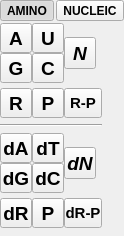
This is src/schrodinger/sketcher/ui/monomer_tool_widget.ui in KevKeating/sketcher as Qt 5 draws it before an edit. The edited form follows.
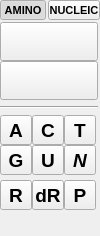
This is the edited form. The open tabs and pages were chosen to show the change. Custom widgets are drawn as their Qt base class.

Commit message: reworking the nucleic acid buttons based on the meeting over the summer - and trying to make things narrower

The edit to the form file:
```diff
--- a/src/schrodinger/sketcher/ui/monomer_tool_widget.ui
+++ b/src/schrodinger/sketcher/ui/monomer_tool_widget.ui
@@ -6,7 +6,7 @@
    <rect>
     <x>0</x>
     <y>0</y>
-    <width>123</width>
+    <width>100</width>
     <height>236</height>
    </rect>
   </property>
@@ -36,8 +36,21 @@
      </property>
      <item>
       <widget class="QToolButton" name="amino_monomer_btn">
+       <property name="sizePolicy">
+        <sizepolicy hsizetype="Minimum" vsizetype="Fixed">
+         <horstretch>0</horstretch>
+         <verstretch>0</verstretch>
+        </sizepolicy>
+       </property>
+       <property name="minimumSize">
+        <size>
+         <width>46</width>
+         <height>0</height>
+        </size>
+       </property>
        <property name="font">
         <font>
+         <pointsize>8</pointsize>
          <bold>true</bold>
         </font>
        </property>
@@ -57,8 +70,15 @@
      </item>
      <item>
       <widget class="QToolButton" name="nucleic_monomer_btn">
+       <property name="minimumSize">
+        <size>
+         <width>50</width>
+         <height>0</height>
+        </size>
+       </property>
        <property name="font">
         <font>
+         <pointsize>8</pointsize>
          <bold>true</bold>
         </font>
        </property>
@@ -97,8 +117,27 @@
        <property name="spacing">
         <number>0</number>
        </property>
-       <item row="1" column="0">
-        <widget class="QToolButton" name="rna_g_btn">
+       <item row="0" column="0" colspan="4">
+        <widget class="schrodinger::sketcher::ModularToolButton" name="na_rna_btn">
+         <property name="text">
+          <string/>
+         </property>
+         <property name="iconSize">
+          <size>
+           <width>90</width>
+           <height>32</height>
+          </size>
+         </property>
+         <property name="checkable">
+          <bool>true</bool>
+         </property>
+         <attribute name="buttonGroup">
+          <string notr="true">nucleic_monomer_group</string>
+         </attribute>
+        </widget>
+       </item>
+       <item row="4" column="0">
+        <widget class="QToolButton" name="na_g_btn">
          <property name="minimumSize">
           <size>
            <width>32</width>
@@ -134,7 +173,45 @@
          </attribute>
         </widget>
        </item>
-       <item row="0" column="1">
+       <item row="4" column="2">
+        <widget class="QToolButton" name="na_n_btn">
+         <property name="minimumSize">
+          <size>
+           <width>32</width>
+           <height>30</height>
+          </size>
+         </property>
+         <property name="maximumSize">
+          <size>
+           <width>32</width>
+           <height>32</height>
+          </size>
+         </property>
+         <property name="font">
+          <font>
+           <pointsize>14</pointsize>
+           <italic>true</italic>
+           <bold>true</bold>
+          </font>
+         </property>
+         <property name="text">
+          <string>N</string>
+         </property>
+         <property name="iconSize">
+          <size>
+           <width>30</width>
+           <height>32</height>
+          </size>
+         </property>
+         <property name="checkable">
+          <bool>true</bool>
+         </property>
+         <attribute name="buttonGroup">
+          <string notr="true">nucleic_monomer_group</string>
+         </attribute>
+        </widget>
+       </item>
+       <item row="4" column="1">
         <widget class="QToolButton" name="rna_u_btn">
          <property name="minimumSize">
           <size>
@@ -171,8 +248,8 @@
          </attribute>
         </widget>
        </item>
-       <item row="9" column="1">
-        <widget class="QToolButton" name="dna_p_btn">
+       <item row="3" column="2">
+        <widget class="QToolButton" name="na_t_btn">
          <property name="minimumSize">
           <size>
            <width>32</width>
@@ -192,7 +269,7 @@
           </font>
          </property>
          <property name="text">
-          <string>P</string>
+          <string>T</string>
          </property>
          <property name="iconSize">
           <size>
@@ -208,117 +285,21 @@
          </attribute>
         </widget>
        </item>
-       <item row="6" column="1">
-        <widget class="QToolButton" name="dna_t_btn">
-         <property name="minimumSize">
-          <size>
-           <width>32</width>
-           <height>30</height>
-          </size>
+       <item row="6" column="0">
+        <spacer name="verticalSpacer_2">
+         <property name="orientation">
+          <enum>Qt::Vertical</enum>
          </property>
-         <property name="maximumSize">
-          <size>
-           <width>32</width>
-           <height>32</height>
-          </size>
+         <property name="sizeType">
+          <enum>QSizePolicy::Fixed</enum>
          </property>
-         <property name="font">
-          <font>
-           <pointsize>14</pointsize>
-           <bold>true</bold>
-          </font>
-         </property>
-         <property name="text">
-          <string>dT</string>
-         </property>
-         <property name="iconSize">
+         <property name="sizeHint" stdset="0">
           <size>
-           <width>30</width>
-           <height>32</height>
+           <width>0</width>
+           <height>5</height>
           </size>
          </property>
-         <property name="checkable">
-          <bool>true</bool>
-         </property>
-         <attribute name="buttonGroup">
-          <string notr="true">nucleic_monomer_group</string>
-         </attribute>
-        </widget>
-       </item>
-       <item row="4" column="0">
-        <widget class="QToolButton" name="rna_r_btn">
-         <property name="minimumSize">
-          <size>
-           <width>32</width>
-           <height>30</height>
-          </size>
-         </property>
-         <property name="maximumSize">
-          <size>
-           <width>32</width>
-           <height>32</height>
-          </size>
-         </property>
-         <property name="font">
-          <font>
-           <pointsize>14</pointsize>
-           <bold>true</bold>
-          </font>
-         </property>
-         <property name="text">
-          <string>R</string>
-         </property>
-         <property name="iconSize">
-          <size>
-           <width>30</width>
-           <height>32</height>
-          </size>
-         </property>
-         <property name="checkable">
-          <bool>true</bool>
-         </property>
-         <attribute name="buttonGroup">
-          <string notr="true">nucleic_monomer_group</string>
-         </attribute>
-        </widget>
-       </item>
-       <item row="6" column="2" rowspan="2">
-        <widget class="QToolButton" name="dna_n_btn">
-         <property name="minimumSize">
-          <size>
-           <width>32</width>
-           <height>30</height>
-          </size>
-         </property>
-         <property name="maximumSize">
-          <size>
-           <width>32</width>
-           <height>32</height>
-          </size>
-         </property>
-         <property name="font">
-          <font>
-           <pointsize>14</pointsize>
-           <italic>true</italic>
-           <bold>true</bold>
-          </font>
-         </property>
-         <property name="text">
-          <string>dN</string>
-         </property>
-         <property name="iconSize">
-          <size>
-           <width>30</width>
-           <height>32</height>
-          </size>
-         </property>
-         <property name="checkable">
-          <bool>true</bool>
-         </property>
-         <attribute name="buttonGroup">
-          <string notr="true">nucleic_monomer_group</string>
-         </attribute>
-        </widget>
+        </spacer>
        </item>
        <item row="7" column="1">
         <widget class="QToolButton" name="dna_c_btn">
@@ -341,7 +322,7 @@
           </font>
          </property>
          <property name="text">
-          <string>dC</string>
+          <string>dR</string>
          </property>
          <property name="iconSize">
           <size>
@@ -357,24 +338,45 @@
          </attribute>
         </widget>
        </item>
-       <item row="8" column="0">
-        <spacer name="verticalSpacer_3">
-         <property name="orientation">
-          <enum>Qt::Vertical</enum>
+       <item row="7" column="2">
+        <widget class="QToolButton" name="na_p_btn">
+         <property name="minimumSize">
+          <size>
+           <width>32</width>
+           <height>30</height>
+          </size>
          </property>
-         <property name="sizeType">
-          <enum>QSizePolicy::Fixed</enum>
+         <property name="maximumSize">
+          <size>
+           <width>32</width>
+           <height>32</height>
+          </size>
          </property>
-         <property name="sizeHint" stdset="0">
+         <property name="font">
+          <font>
+           <pointsize>14</pointsize>
+           <bold>true</bold>
+          </font>
+         </property>
+         <property name="text">
+          <string>P</string>
+         </property>
+         <property name="iconSize">
           <size>
-           <width>0</width>
-           <height>5</height>
+           <width>30</width>
+           <height>32</height>
           </size>
          </property>
-        </spacer>
+         <property name="checkable">
+          <bool>true</bool>
+         </property>
+         <attribute name="buttonGroup">
+          <string notr="true">nucleic_monomer_group</string>
+         </attribute>
+        </widget>
        </item>
-       <item row="0" column="2" rowspan="2">
-        <widget class="QToolButton" name="rna_n_btn">
+       <item row="7" column="0">
+        <widget class="QToolButton" name="na_r_btn">
          <property name="minimumSize">
           <size>
            <width>32</width>
@@ -390,12 +392,11 @@
          <property name="font">
           <font>
            <pointsize>14</pointsize>
-           <italic>true</italic>
            <bold>true</bold>
           </font>
          </property>
          <property name="text">
-          <string>N</string>
+          <string>R</string>
          </property>
          <property name="iconSize">
           <size>
@@ -411,7 +412,7 @@
          </attribute>
         </widget>
        </item>
-       <item row="5" column="0" colspan="3">
+       <item row="2" column="0" colspan="3">
         <widget class="Line" name="line">
          <property name="minimumSize">
           <size>
@@ -424,245 +425,57 @@
          </property>
         </widget>
        </item>
+       <item row="3" column="0">
+        <widget class="QToolButton" name="na_a_btn">
+         <property name="minimumSize">
+          <size>
+           <width>32</width>
+           <height>30</height>
+          </size>
+         </property>
+         <property name="maximumSize">
+          <size>
+           <width>32</width>
+           <height>32</height>
+          </size>
+         </property>
+         <property name="font">
+          <font>
+           <pointsize>14</pointsize>
+           <bold>true</bold>
+          </font>
+         </property>
+         <property name="text">
+          <string>A</string>
+         </property>
+         <property name="iconSize">
+          <size>
+           <width>30</width>
+           <height>32</height>
+          </size>
+         </property>
+         <property name="checkable">
+          <bool>true</bool>
+         </property>
+         <attribute name="buttonGroup">
+          <string notr="true">nucleic_monomer_group</string>
+         </attribute>
+        </widget>
+       </item>
+       <item row="3" column="3">
+        <spacer name="horizontalSpacer_2">
+         <property name="orientation">
+          <enum>Qt::Horizontal</enum>
+         </property>
+         <property name="sizeHint" stdset="0">
+          <size>
+           <width>0</width>
+           <height>0</height>
+          </size>
+         </property>
+        </spacer>
+       </item>
        <item row="9" column="0">
-        <widget class="QToolButton" name="dna_r_btn">
-         <property name="minimumSize">
-          <size>
-           <width>32</width>
-           <height>30</height>
-          </size>
-         </property>
-         <property name="maximumSize">
-          <size>
-           <width>32</width>
-           <height>32</height>
-          </size>
-         </property>
-         <property name="font">
-          <font>
-           <pointsize>14</pointsize>
-           <bold>true</bold>
-          </font>
-         </property>
-         <property name="text">
-          <string>dR</string>
-         </property>
-         <property name="iconSize">
-          <size>
-           <width>30</width>
-           <height>32</height>
-          </size>
-         </property>
-         <property name="checkable">
-          <bool>true</bool>
-         </property>
-         <attribute name="buttonGroup">
-          <string notr="true">nucleic_monomer_group</string>
-         </attribute>
-        </widget>
-       </item>
-       <item row="9" column="2">
-        <widget class="QToolButton" name="dna_r_p_btn">
-         <property name="minimumSize">
-          <size>
-           <width>32</width>
-           <height>30</height>
-          </size>
-         </property>
-         <property name="maximumSize">
-          <size>
-           <width>38</width>
-           <height>32</height>
-          </size>
-         </property>
-         <property name="font">
-          <font>
-           <pointsize>11</pointsize>
-           <bold>true</bold>
-          </font>
-         </property>
-         <property name="text">
-          <string>dR-P</string>
-         </property>
-         <property name="iconSize">
-          <size>
-           <width>30</width>
-           <height>32</height>
-          </size>
-         </property>
-         <property name="checkable">
-          <bool>true</bool>
-         </property>
-         <attribute name="buttonGroup">
-          <string notr="true">nucleic_monomer_group</string>
-         </attribute>
-        </widget>
-       </item>
-       <item row="6" column="0">
-        <widget class="QToolButton" name="dna_a_btn">
-         <property name="minimumSize">
-          <size>
-           <width>32</width>
-           <height>30</height>
-          </size>
-         </property>
-         <property name="maximumSize">
-          <size>
-           <width>32</width>
-           <height>32</height>
-          </size>
-         </property>
-         <property name="font">
-          <font>
-           <pointsize>14</pointsize>
-           <bold>true</bold>
-          </font>
-         </property>
-         <property name="text">
-          <string>dA</string>
-         </property>
-         <property name="iconSize">
-          <size>
-           <width>30</width>
-           <height>32</height>
-          </size>
-         </property>
-         <property name="checkable">
-          <bool>true</bool>
-         </property>
-         <attribute name="buttonGroup">
-          <string notr="true">nucleic_monomer_group</string>
-         </attribute>
-        </widget>
-       </item>
-       <item row="3" column="0">
-        <spacer name="verticalSpacer_2">
-         <property name="orientation">
-          <enum>Qt::Vertical</enum>
-         </property>
-         <property name="sizeType">
-          <enum>QSizePolicy::Fixed</enum>
-         </property>
-         <property name="sizeHint" stdset="0">
-          <size>
-           <width>0</width>
-           <height>5</height>
-          </size>
-         </property>
-        </spacer>
-       </item>
-       <item row="4" column="1">
-        <widget class="QToolButton" name="rna_p_btn">
-         <property name="minimumSize">
-          <size>
-           <width>32</width>
-           <height>30</height>
-          </size>
-         </property>
-         <property name="maximumSize">
-          <size>
-           <width>32</width>
-           <height>32</height>
-          </size>
-         </property>
-         <property name="font">
-          <font>
-           <pointsize>14</pointsize>
-           <bold>true</bold>
-          </font>
-         </property>
-         <property name="text">
-          <string>P</string>
-         </property>
-         <property name="iconSize">
-          <size>
-           <width>30</width>
-           <height>32</height>
-          </size>
-         </property>
-         <property name="checkable">
-          <bool>true</bool>
-         </property>
-         <attribute name="buttonGroup">
-          <string notr="true">nucleic_monomer_group</string>
-         </attribute>
-        </widget>
-       </item>
-       <item row="0" column="0">
-        <widget class="QToolButton" name="rna_a_btn">
-         <property name="minimumSize">
-          <size>
-           <width>32</width>
-           <height>30</height>
-          </size>
-         </property>
-         <property name="maximumSize">
-          <size>
-           <width>32</width>
-           <height>32</height>
-          </size>
-         </property>
-         <property name="font">
-          <font>
-           <pointsize>14</pointsize>
-           <bold>true</bold>
-          </font>
-         </property>
-         <property name="text">
-          <string>A</string>
-         </property>
-         <property name="iconSize">
-          <size>
-           <width>30</width>
-           <height>32</height>
-          </size>
-         </property>
-         <property name="checkable">
-          <bool>true</bool>
-         </property>
-         <attribute name="buttonGroup">
-          <string notr="true">nucleic_monomer_group</string>
-         </attribute>
-        </widget>
-       </item>
-       <item row="4" column="2">
-        <widget class="QToolButton" name="rna_r_p_btn">
-         <property name="minimumSize">
-          <size>
-           <width>32</width>
-           <height>30</height>
-          </size>
-         </property>
-         <property name="maximumSize">
-          <size>
-           <width>38</width>
-           <height>32</height>
-          </size>
-         </property>
-         <property name="font">
-          <font>
-           <pointsize>11</pointsize>
-           <bold>true</bold>
-          </font>
-         </property>
-         <property name="text">
-          <string>R-P</string>
-         </property>
-         <property name="iconSize">
-          <size>
-           <width>30</width>
-           <height>32</height>
-          </size>
-         </property>
-         <property name="checkable">
-          <bool>true</bool>
-         </property>
-         <attribute name="buttonGroup">
-          <string notr="true">nucleic_monomer_group</string>
-         </attribute>
-        </widget>
-       </item>
-       <item row="10" column="0">
         <spacer name="verticalSpacer_4">
          <property name="orientation">
           <enum>Qt::Vertical</enum>
@@ -675,45 +488,8 @@
          </property>
         </spacer>
        </item>
-       <item row="7" column="0">
-        <widget class="QToolButton" name="dna_g_btn">
-         <property name="minimumSize">
-          <size>
-           <width>32</width>
-           <height>30</height>
-          </size>
-         </property>
-         <property name="maximumSize">
-          <size>
-           <width>32</width>
-           <height>32</height>
-          </size>
-         </property>
-         <property name="font">
-          <font>
-           <pointsize>14</pointsize>
-           <bold>true</bold>
-          </font>
-         </property>
-         <property name="text">
-          <string>dG</string>
-         </property>
-         <property name="iconSize">
-          <size>
-           <width>30</width>
-           <height>32</height>
-          </size>
-         </property>
-         <property name="checkable">
-          <bool>true</bool>
-         </property>
-         <attribute name="buttonGroup">
-          <string notr="true">nucleic_monomer_group</string>
-         </attribute>
-        </widget>
-       </item>
-       <item row="1" column="1">
-        <widget class="QToolButton" name="rna_c_btn">
+       <item row="3" column="1">
+        <widget class="QToolButton" name="na_c_btn">
          <property name="minimumSize">
           <size>
            <width>32</width>
@@ -749,18 +525,24 @@
          </attribute>
         </widget>
        </item>
-       <item row="0" column="3">
-        <spacer name="horizontalSpacer_2">
-         <property name="orientation">
-          <enum>Qt::Horizontal</enum>
+       <item row="1" column="0" colspan="3">
+        <widget class="schrodinger::sketcher::ModularToolButton" name="na_dna_btn">
+         <property name="text">
+          <string/>
          </property>
-         <property name="sizeHint" stdset="0">
+         <property name="iconSize">
           <size>
-           <width>0</width>
-           <height>0</height>
+           <width>90</width>
+           <height>32</height>
           </size>
          </property>
-        </spacer>
+         <property name="checkable">
+          <bool>true</bool>
+         </property>
+         <attribute name="buttonGroup">
+          <string notr="true">nucleic_monomer_group</string>
+         </attribute>
+        </widget>
        </item>
       </layout>
      </widget>
@@ -1597,6 +1379,13 @@
    </item>
   </layout>
  </widget>
+ <customwidgets>
+  <customwidget>
+   <class>schrodinger::sketcher::ModularToolButton</class>
+   <extends>QToolButton</extends>
+   <header>schrodinger/sketcher/widget/modular_tool_button.h</header>
+  </customwidget>
+ </customwidgets>
  <resources/>
  <connections/>
  <buttongroups>
```
Left out of the diff: 4 changed lines with no effect on the pictures.
